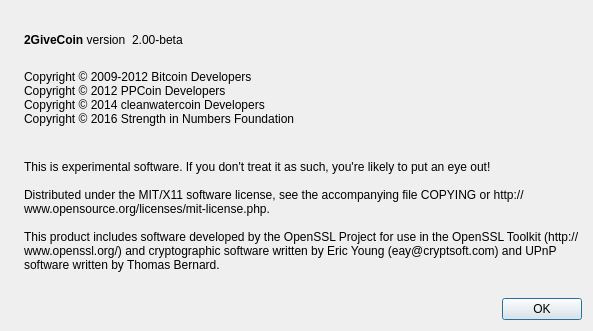
This is src/qt/forms/aboutdialog.ui in LittleDuke/2GIVE as Qt 5 draws it before an edit. The edited form follows.
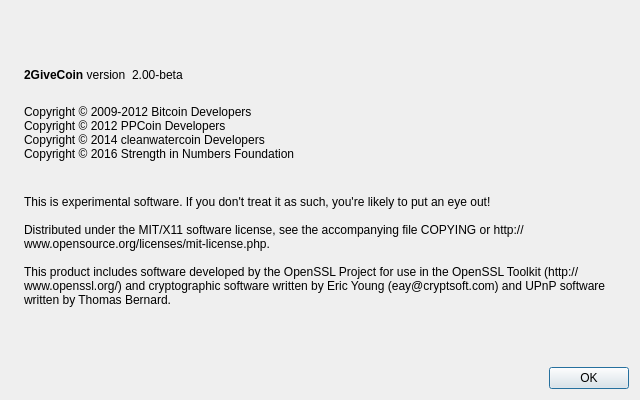
This is the edited form. Icons and pictures are not drawn.

```diff
--- a/src/qt/forms/aboutdialog.ui
+++ b/src/qt/forms/aboutdialog.ui
@@ -6,8 +6,8 @@
    <rect>
     <x>0</x>
     <y>0</y>
-    <width>593</width>
-    <height>331</height>
+    <width>640</width>
+    <height>400</height>
    </rect>
   </property>
   <property name="windowTitle">
```
